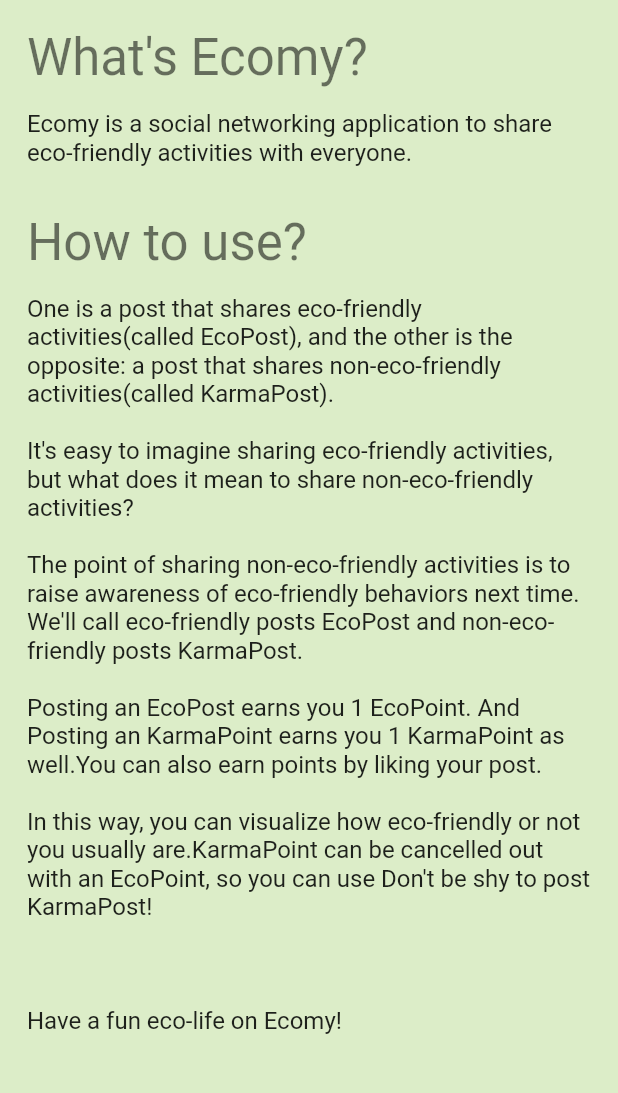
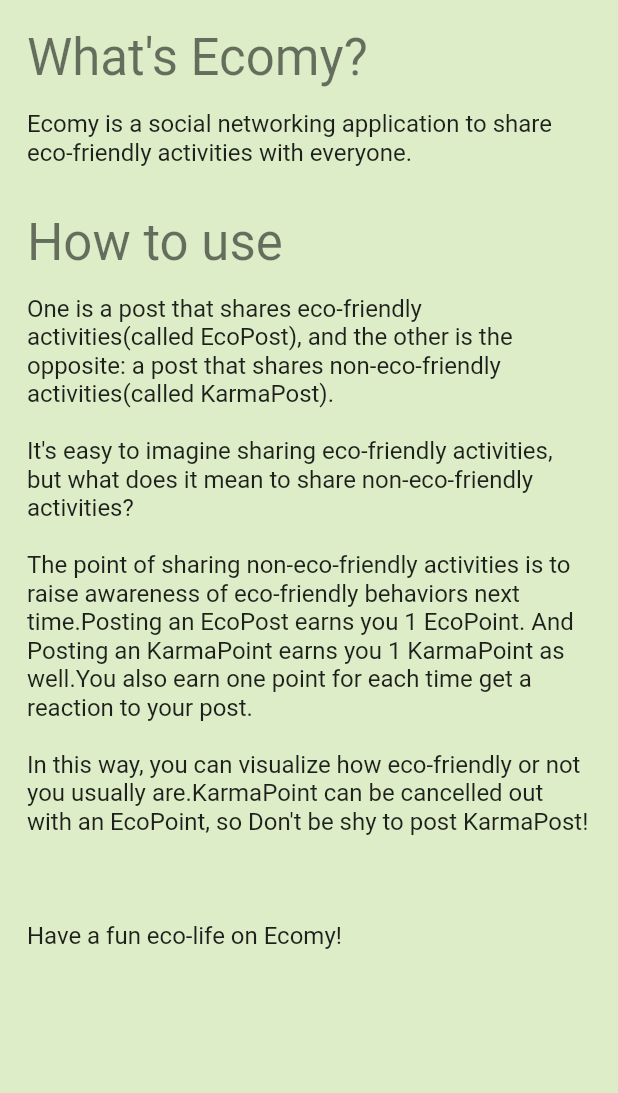
Before and after one commit to kmgk/flutter_hack_20, a Flutter app: the AboutPage screen opened by its route, on a phone screen of 412 x 824 dp, the part 84-1177 px from its top. Run offline on Flutter 3.47's test engine with Material 2 defaults, Android fonts, the phone set to English and light mode, and no system bars; our stand-ins replace cloud_firestore, firebase_auth; missing offline and left inert: cloud_firestore_web, firebase_auth_web, firebase_core_web; accounts and stored records are empty.

Commit message:
fix fix fix!!!!!!!!!!!!!!!!!!!!!!!!!

```diff
--- a/lib/view/about/about_page.dart
+++ b/lib/view/about/about_page.dart
@@ -24,15 +24,14 @@ class AboutPage extends StatelessWidget {
                 style: subtitle1Style,
               ),
               const SizedBox(height: 30),
-              Text('How to use?', style: headline2Style),
+              Text('How to use', style: headline2Style),
               const SizedBox(height: 15),
               Text(
                 'One is a post that shares eco-friendly activities(called EcoPost), and the other is the opposite: a post that shares non-eco-friendly activities(called KarmaPost).\n\n'
                 'It\'s easy to imagine sharing eco-friendly activities, but what does it mean to share non-eco-friendly activities?\n\n'
                 'The point of sharing non-eco-friendly activities is to raise awareness of eco-friendly behaviors next time.'
-                ' We\'ll call eco-friendly posts EcoPost and non-eco-friendly posts KarmaPost.\n\n'
-                'Posting an EcoPost earns you 1 EcoPoint. And Posting an KarmaPoint earns you 1 KarmaPoint as well.You can also earn points by liking your post.\n\n'
-                'In this way, you can visualize how eco-friendly or not you usually are.KarmaPoint can be cancelled out with an EcoPoint, so you can use Don\'t be shy to post KarmaPost!\n\n'
+                'Posting an EcoPost earns you 1 EcoPoint. And Posting an KarmaPoint earns you 1 KarmaPoint as well.You also earn one point for each time get a reaction to your post.\n\n'
+                'In this way, you can visualize how eco-friendly or not you usually are.KarmaPoint can be cancelled out with an EcoPoint, so Don\'t be shy to post KarmaPost!\n\n'
                 '\n\nHave a fun eco-life on Ecomy!',
                 style: subtitle1Style,
               ),
--- a/lib/view/sign_in/sign_in_page.dart
+++ b/lib/view/sign_in/sign_in_page.dart
@@ -39,7 +39,10 @@ class _SignInPageState extends State<SignInPage> {
           children: <Widget>[
             Column(
               children: <Widget>[
-                Image.asset('assets/logo.png'),
+                Image.asset(
+                  'assets/logo.png',
+                  width: MediaQuery.of(context).size.width * 0.5,
+                ),
                 Text(
                   'Welcome Ecomy!',
                   style: Theme.of(context).textTheme.headline4,
```
Also changed, not shown: 1 other file.
